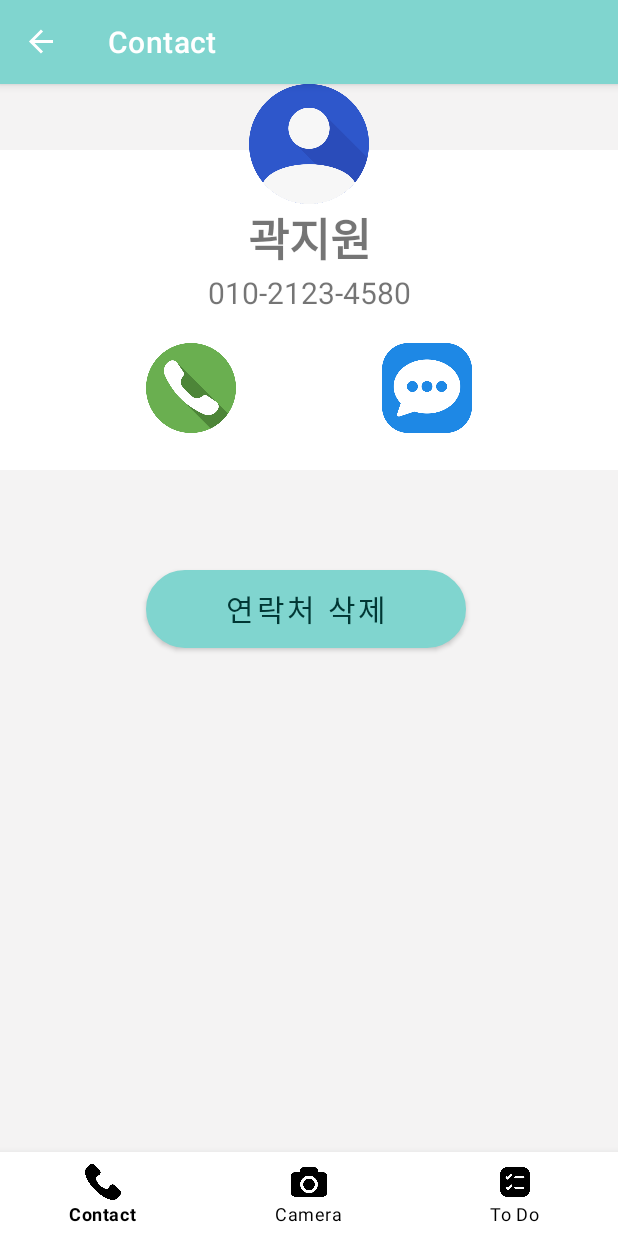
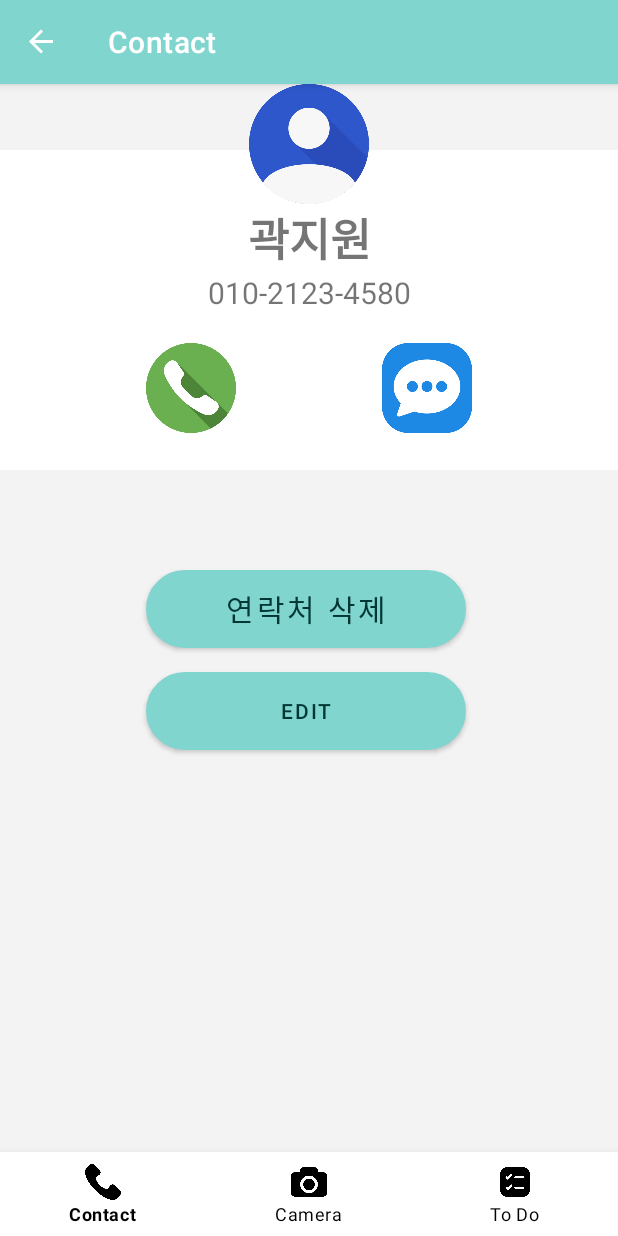
Before and after one commit to rladmstj/git, an Android app: the screen it shows after launch (MainActivity), after a tap on "곽지원", on a phone screen of 412 x 824 dp. Run offline under Robolectric (Android 15) with nearby library versions, the light colour scheme and no system bars; our stand-ins replace navigation-ui.

Commit message:
연락처 수정

```diff
--- a/app/src/main/java/com/example/firstweek/ui/home/ContactDetaliFragment.kt
+++ b/app/src/main/java/com/example/firstweek/ui/home/ContactDetaliFragment.kt
@@ -8,7 +8,9 @@ import android.widget.Toast
 import androidx.fragment.app.Fragment
 import androidx.fragment.app.activityViewModels
 import androidx.navigation.fragment.findNavController
+import com.example.firstweek.R
 import com.example.firstweek.databinding.FragmentContactDetailBinding
+
 
 class ContactDetailFragment : Fragment() {
     private var _binding: FragmentContactDetailBinding? = null
@@ -37,6 +39,10 @@ class ContactDetailFragment : Fragment() {
             }
         }
 
+        binding.buttonEdit.setOnClickListener {
+            findNavController().navigate(R.id.editContactFragment)
+        }
+
         return root
     }
 
--- a/app/src/main/java/com/example/firstweek/ui/home/HomeFragment.kt
+++ b/app/src/main/java/com/example/firstweek/ui/home/HomeFragment.kt
@@ -99,7 +99,7 @@ import androidx.navigation.fragment.findNavController
 import androidx.recyclerview.widget.LinearLayoutManager
 import com.example.firstweek.R
 import com.example.firstweek.databinding.FragmentHomeBinding
-import org.json.JSONArray
+ import org.json.JSONArray
 import org.json.JSONObject
 import java.io.File
 import java.io.InputStream
@@ -135,7 +135,6 @@ class HomeFragment : Fragment() {
             findNavController().navigate(R.id.addContactFragment)
         }
 
-        // 새로운 연락처를 받아 추가하는 로직
         findNavController().getBackStackEntry(R.id.navigation_home).savedStateHandle.getLiveData<Contact>("newContact")
             .observe(viewLifecycleOwner, Observer { newContact ->
                 newContact?.let {
@@ -146,11 +145,16 @@ class HomeFragment : Fragment() {
                 }
             })
 
-        // 삭제된 연락처를 받아 삭제하는 로직
         sharedViewModel.deletedContact.observe(viewLifecycleOwner, Observer { deletedContact ->
             deletedContact?.let {
                 removeContact(it)
                 sharedViewModel.clearDeletedContact()
+            }
+        })
+
+        sharedViewModel.selectedContact.observe(viewLifecycleOwner, Observer { updatedContact ->
+            updatedContact?.let {
+                updateContact(it)
             }
         })
 
@@ -230,6 +234,17 @@ class HomeFragment : Fragment() {
         }
     }
 
+    fun updateContact(updatedContact: Contact) {
+        Log.d("HomeFragment", "Trying to update contact: ${updatedContact.getName()} - ${updatedContact.getPhone()}")
+        val index = contactsList.indexOfFirst { it.getName() == updatedContact.getName() && it.getPhone() == updatedContact.getPhone() }
+        if (index != -1) {
+            contactsList[index] = updatedContact
+            contactAdapter.notifyItemChanged(index)
+            saveContactsToJSON()
+            Log.d("HomeFragment", "Contact updated: ${updatedContact.getName()} - ${updatedContact.getPhone()}")
+        }
+    }
+
     private fun sortContacts() {
         contactsList.sortBy { it.getName() }
     }
--- a/app/src/main/java/com/example/firstweek/ui/home/SharedViewModel.kt
+++ b/app/src/main/java/com/example/firstweek/ui/home/SharedViewModel.kt
@@ -23,4 +23,10 @@ class SharedViewModel : ViewModel() {
     fun clearDeletedContact() {
         _deletedContact.value = null
     }
+
+    fun updateContact(oldContact: Contact, newContact: Contact) {
+        _selectedContact.value = newContact
+        // Update the contact in the list in HomeFragment
+        _deletedContact.value = oldContact
+    }
 }
--- a/app/src/main/res/layout/fragment_contact_detail.xml
+++ b/app/src/main/res/layout/fragment_contact_detail.xml
@@ -94,5 +94,17 @@
         app:layout_constraintStart_toStartOf="parent"
         app:layout_constraintTop_toTopOf="@+id/imageView3" />
 
-
+    <Button
+        android:id="@+id/button_edit"
+        android:layout_width="213dp"
+        android:layout_height="52dp"
+        android:layout_marginTop="16dp"
+        android:background="@drawable/button_background"
+        android:backgroundTint="@color/contactbutton"
+        android:text="Edit"
+        android:textColorLink="#8D5555"
+        app:layout_constraintEnd_toEndOf="parent"
+        app:layout_constraintHorizontal_bias="0.489"
+        app:layout_constraintStart_toStartOf="parent"
+        app:layout_constraintTop_toBottomOf="@+id/button2" />
 </androidx.constraintlayout.widget.ConstraintLayout>
--- a/app/src/main/res/navigation/mobile_navigation.xml
+++ b/app/src/main/res/navigation/mobile_navigation.xml
@@ -4,6 +4,11 @@
     xmlns:tools="http://schemas.android.com/tools"
     android:id="@+id/mobile_navigation"
     app:startDestination="@+id/navigation_home">
+    <fragment
+        android:id="@+id/editContactFragment"
+        android:name="com.example.firstweek.ui.home.EditContactFragment"
+        android:label="Edit Contact"
+        tools:layout="@layout/fragment_edit_contact" />
 
     <fragment
         android:id="@+id/addContactFragment"
```
Also changed, not shown: app/src/main/java/com/example/firstweek/ui/home/EditContactFragment.kt (added, +58 -0 lines), app/src/main/res/layout/fragment_edit_contact.xml (added, +39 -0 lines).
